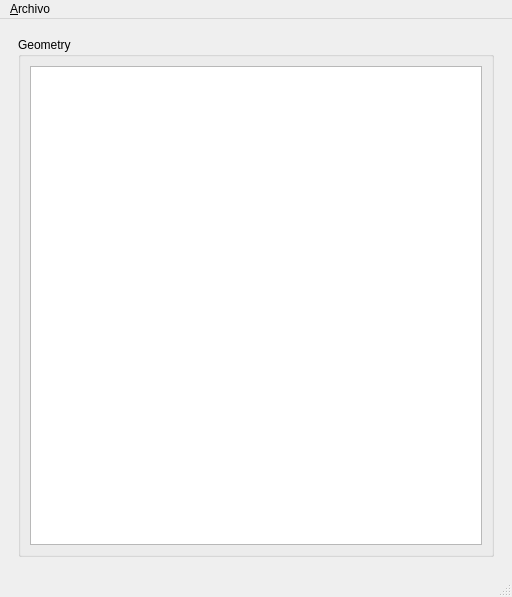
Qt form mainwindow/mainwindow.ui (edvelezg/viper-sugui) before a commit.
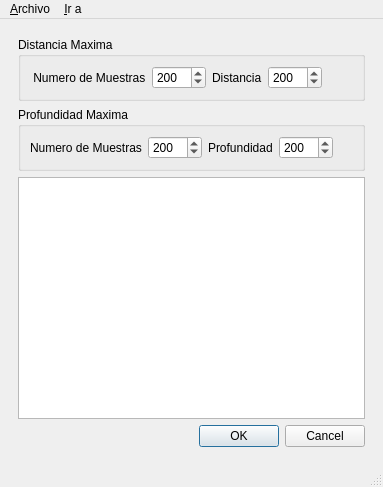
The same form after that commit. The open tabs and pages were chosen to show the change.

Commit message: Learning to control different sets of actions

What changed in the file:
```diff
--- a/mainwindow/mainwindow.ui
+++ b/mainwindow/mainwindow.ui
@@ -5,8 +5,8 @@
    <rect>
     <x>0</x>
     <y>0</y>
-    <width>512</width>
-    <height>597</height>
+    <width>383</width>
+    <height>487</height>
    </rect>
   </property>
   <property name="windowTitle" >
@@ -156,14 +156,156 @@
       </widget>
       <widget class="QWidget" name="page_2" >
        <layout class="QGridLayout" name="gridLayout_5" >
+        <item row="2" column="0" >
+         <widget class="QTextEdit" name="textEdit_2" />
+        </item>
+        <item row="3" column="0" >
+         <widget class="QDialogButtonBox" name="buttonBox_2" >
+          <property name="standardButtons" >
+           <set>QDialogButtonBox::Cancel|QDialogButtonBox::Ok</set>
+          </property>
+         </widget>
+        </item>
         <item row="0" column="0" >
          <widget class="QGroupBox" name="groupBox_2" >
           <property name="title" >
-           <string>Geometry</string>
+           <string>Distancia Maxima</string>
+          </property>
+          <layout class="QGridLayout" name="gridLayout_3" >
+           <item row="0" column="0" >
+            <layout class="QHBoxLayout" name="horizontalLayout_6" >
+             <item>
+              <widget class="QLabel" name="label_3" >
+               <property name="text" >
+                <string> Numero de Muestras</string>
+               </property>
+               <property name="buddy" >
+                <cstring>spinBox</cstring>
+               </property>
+              </widget>
+             </item>
+             <item>
+              <widget class="QSpinBox" name="n1SpinBox" >
+               <property name="maximum" >
+                <number>1000</number>
+               </property>
+               <property name="singleStep" >
+                <number>100</number>
+               </property>
+               <property name="value" >
+                <number>200</number>
+               </property>
+              </widget>
+             </item>
+             <item>
+              <widget class="QLabel" name="label_4" >
+               <property name="text" >
+                <string>Distancia</string>
+               </property>
+               <property name="buddy" >
+                <cstring>spinBox_2</cstring>
+               </property>
+              </widget>
+             </item>
+             <item>
+              <widget class="QSpinBox" name="distanceSpinBox" >
+               <property name="maximum" >
+                <number>1000</number>
+               </property>
+               <property name="singleStep" >
+                <number>100</number>
+               </property>
+               <property name="value" >
+                <number>200</number>
+               </property>
+              </widget>
+             </item>
+             <item>
+              <spacer name="horizontalSpacer" >
+               <property name="orientation" >
+                <enum>Qt::Horizontal</enum>
+               </property>
+               <property name="sizeHint" stdset="0" >
+                <size>
+                 <width>413</width>
+                 <height>17</height>
+                </size>
+               </property>
+              </spacer>
+             </item>
+            </layout>
+           </item>
+          </layout>
+         </widget>
+        </item>
+        <item row="1" column="0" >
+         <widget class="QGroupBox" name="groupBox_4" >
+          <property name="title" >
+           <string>Profundidad Maxima</string>
           </property>
           <layout class="QGridLayout" name="gridLayout_4" >
            <item row="0" column="0" >
-            <widget class="QTextEdit" name="textEdit_2" />
+            <layout class="QHBoxLayout" name="horizontalLayout_7" >
+             <item>
+              <widget class="QLabel" name="label_5" >
+               <property name="text" >
+                <string>Numero de Muestras</string>
+               </property>
+               <property name="buddy" >
+                <cstring>spinBox</cstring>
+               </property>
+              </widget>
+             </item>
+             <item>
+              <widget class="QSpinBox" name="n2SpinBox" >
+               <property name="maximum" >
+                <number>1000</number>
+               </property>
+               <property name="singleStep" >
+                <number>100</number>
+               </property>
+               <property name="value" >
+                <number>200</number>
+               </property>
+              </widget>
+             </item>
+             <item>
+              <widget class="QLabel" name="label_6" >
+               <property name="text" >
+                <string>Profundidad</string>
+               </property>
+               <property name="buddy" >
+                <cstring>spinBox_2</cstring>
+               </property>
+              </widget>
+             </item>
+             <item>
+              <widget class="QSpinBox" name="depthSpinBox" >
+               <property name="maximum" >
+                <number>1000</number>
+               </property>
+               <property name="singleStep" >
+                <number>100</number>
+               </property>
+               <property name="value" >
+                <number>200</number>
+               </property>
+              </widget>
+             </item>
+             <item>
+              <spacer name="horizontalSpacer" >
+               <property name="orientation" >
+                <enum>Qt::Horizontal</enum>
+               </property>
+               <property name="sizeHint" stdset="0" >
+                <size>
+                 <width>413</width>
+                 <height>17</height>
+                </size>
+               </property>
+              </spacer>
+             </item>
+            </layout>
            </item>
           </layout>
          </widget>
@@ -181,7 +323,7 @@
     <rect>
      <x>0</x>
      <y>0</y>
-     <width>512</width>
+     <width>383</width>
      <height>22</height>
     </rect>
    </property>
@@ -192,7 +334,15 @@
     <addaction name="actionNew" />
     <addaction name="actionSave" />
    </widget>
+   <widget class="QMenu" name="menu_Editar" >
+    <property name="title" >
+     <string>&amp;Ir a</string>
+    </property>
+    <addaction name="actionModeloDeVelocidad" />
+    <addaction name="actionModeloDePropagacion" />
+   </widget>
    <addaction name="menu_File" />
+   <addaction name="menu_Editar" />
   </widget>
   <widget class="QStatusBar" name="statusbar" />
   <action name="actionNew" >
```
Left out of the diff: 18 changed lines with no effect on the pictures. The commit also changes 2 other files.
